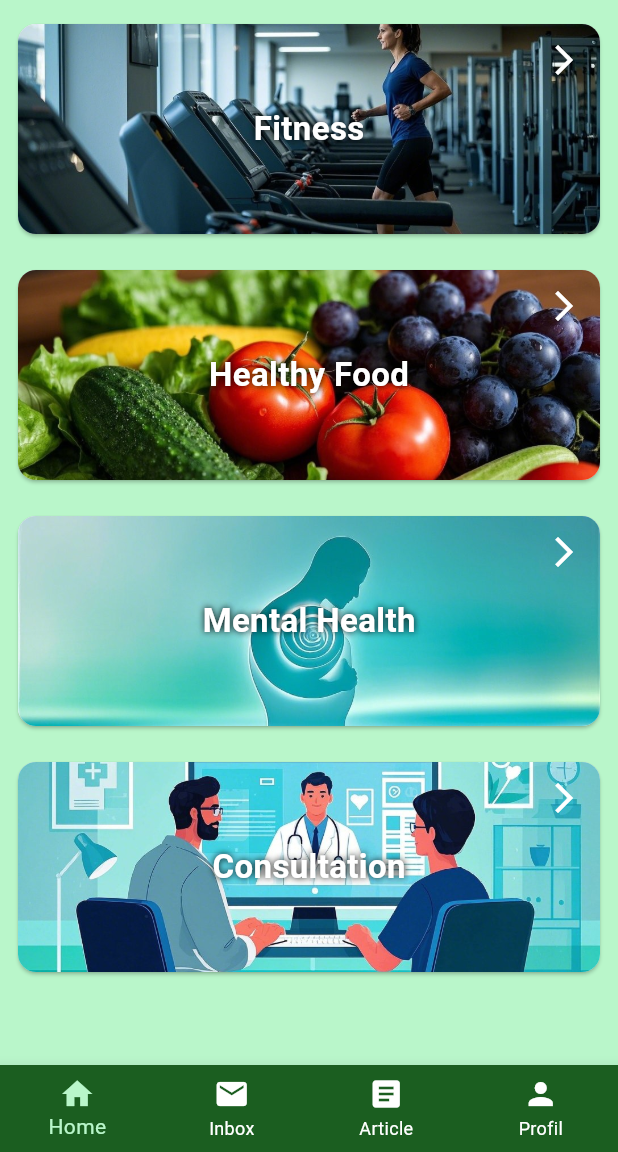
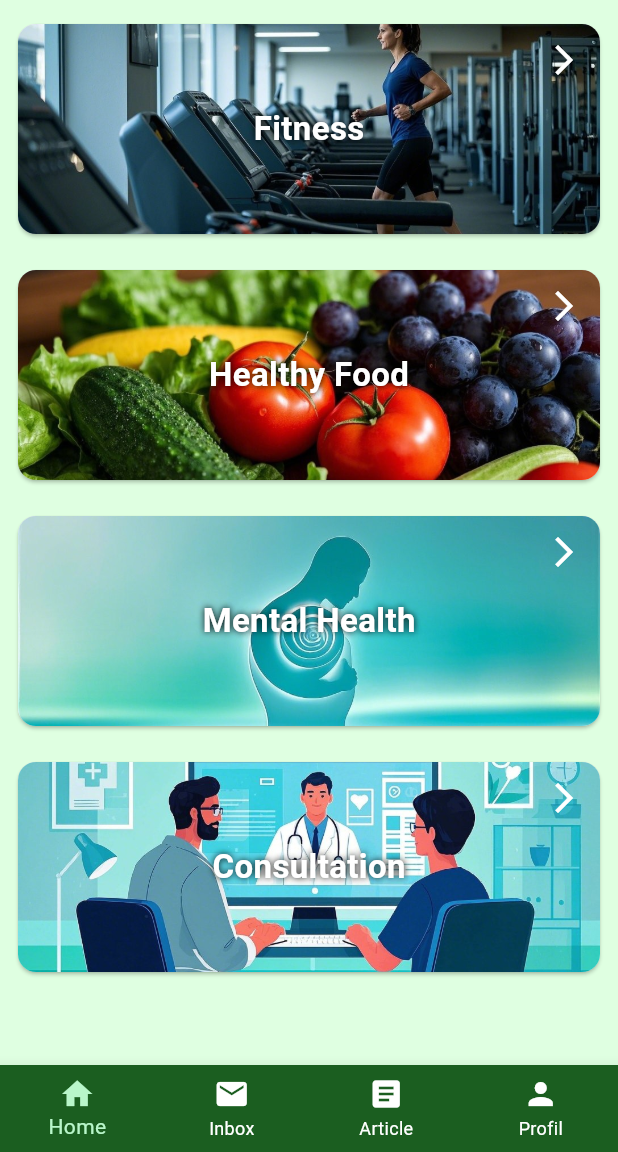
Before and after one commit to Juv-andrew/groupie, a Flutter app: the MainMenuPage screen opened directly, on a phone screen of 412 x 824 dp, the part 84-1236 px from its top. Run offline on Flutter 3.47's test engine with Material 3 defaults, Android fonts, the phone set to English and light mode, and no system bars; our stand-ins replace share_plus, shared_preferences, smooth_page_indicator; accounts and stored records are empty; network calls fail.

Commit message:
ada wa tambahin dark light mode

```diff
--- a/lib/artikel.dart
+++ b/lib/artikel.dart
@@ -56,7 +56,7 @@ class ArticlePage extends StatelessWidget {
       backgroundColor:
           Theme.of(context).brightness == Brightness.dark
               ? Colors.black
-              : const Color(0xFFDFFFE1), // Light mode background
+              : const Color(0xFFDFFFE1),
 
       appBar: AppBar(
         title: const Text("Artikel"),
--- a/lib/consultation.dart
+++ b/lib/consultation.dart
@@ -321,7 +321,7 @@ class _KonsultasiPageState extends State<KonsultasiPage> {
         backgroundColor: const Color(0xFF1B5E20),
         selectedItemColor: Colors.white,
         unselectedItemColor: Colors.white,
-        currentIndex: 0, // Sesuaikan ini jika kamu ingin aktifkan tab lain
+        currentIndex: 0, // gnti ini klau mau ke tmpt lain
         onTap: (index) {
           switch (index) {
             case 0:
--- a/lib/main.dart
+++ b/lib/main.dart
@@ -57,7 +57,7 @@ class MyApp extends StatelessWidget {
           unselectedItemColor: Colors.white70,
         ),
       ),
-      themeMode: themeProvider.themeMode, // ⬅ ini yang penting
+      themeMode: themeProvider.themeMode,
       home: const SplashScreen(),
     );
   }
--- a/lib/main_page.dart
+++ b/lib/main_page.dart
@@ -5,9 +5,7 @@ import 'package:project/consultation.dart';
 import 'package:project/fitness.dart';
 import 'package:project/health_food/healthy_food.dart';
 import 'package:project/self_awareness_page.dart';
-
 import 'notification.dart' show NotificationsPage;
-
 import 'package:project/notification.dart';
 import 'fitness.dart' show FitnessHomePage;
 import 'consultation.dart' show KonsultasiPage;
@@ -18,7 +16,10 @@ class MainMenuPage extends StatelessWidget {
   @override
   Widget build(BuildContext context) {
     return Scaffold(
-      backgroundColor: const Color(0xFFB9F6CA),
+      backgroundColor:
+            Theme.of(context).brightness == Brightness.dark
+                ? Colors.black
+                : const Color(0xFFDFFFE1),
       appBar: AppBar(
         backgroundColor: const Color(0xFFB9F6CA),
         elevation: 0,
--- a/lib/notification.dart
+++ b/lib/notification.dart
@@ -9,7 +9,10 @@ class NotificationsPage extends StatelessWidget {
   @override
   Widget build(BuildContext context) {
     return Scaffold(
-      backgroundColor: Color(0xFFB9F6CA), // warna pink lembut
+      backgroundColor:
+            Theme.of(context).brightness == Brightness.dark
+                ? Colors.black
+                : const Color(0xFFDFFFE1),
       body: SafeArea(
         child: Column(
           children: [
```
